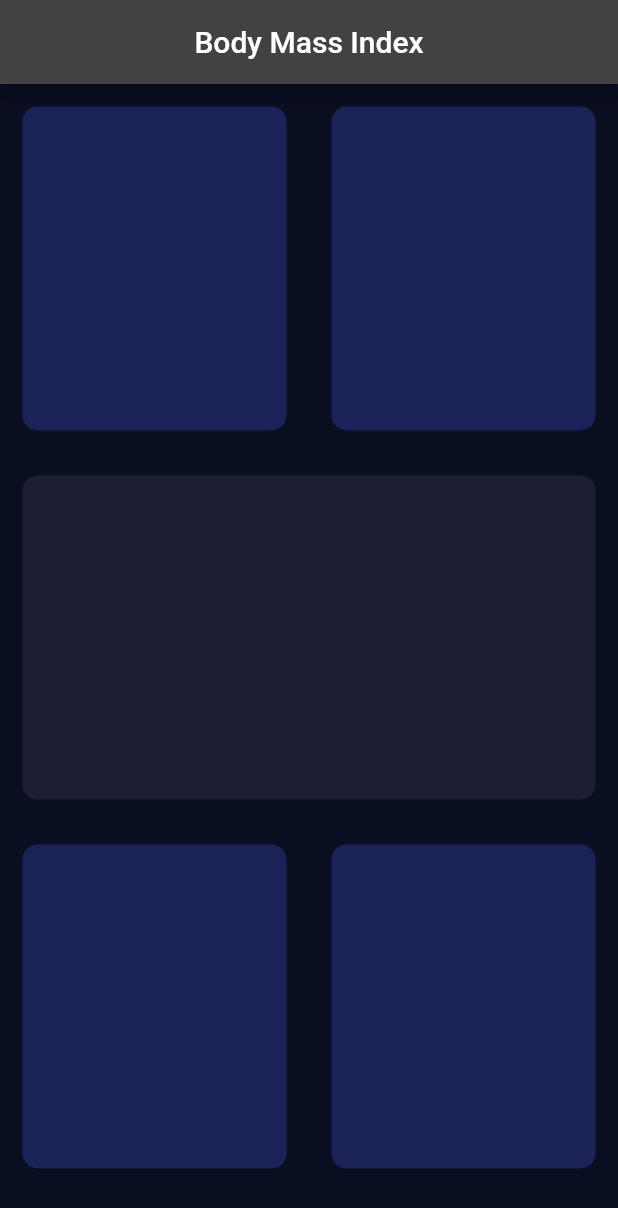
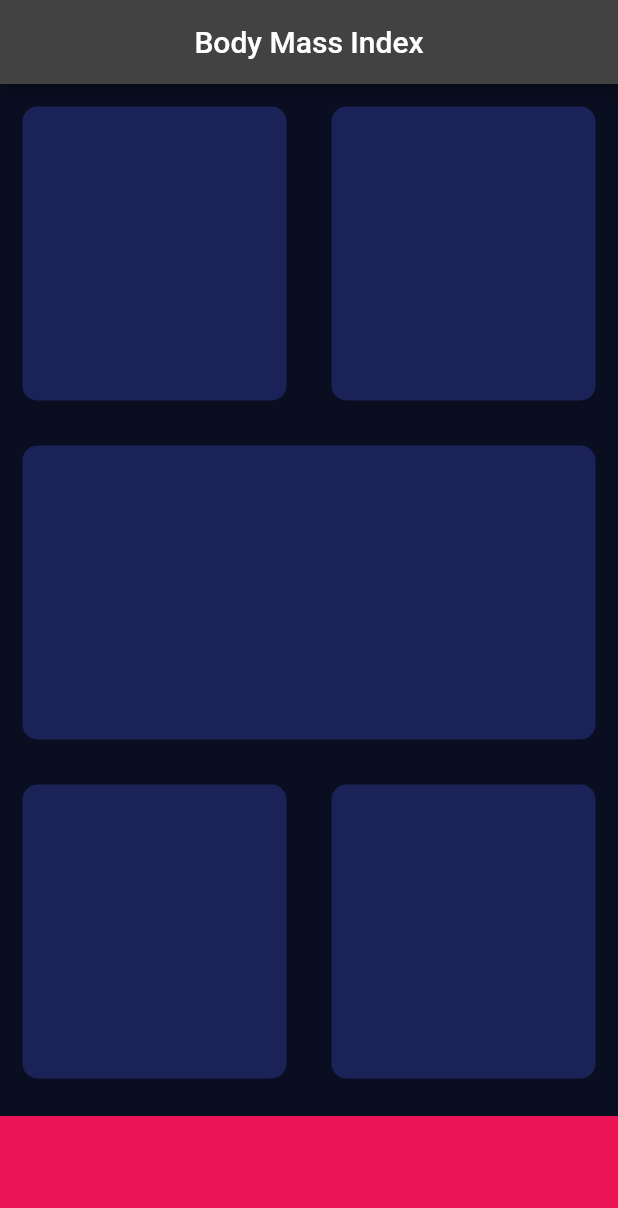
Before and after one commit to MaahiSinghGit/bmi_calculator_flutter, a Flutter app: the screen it shows after launch, on a phone screen of 412 x 824 dp. Shown: the top 1208 px of the screen. Run offline on Flutter 3.47's test engine with Material 2 defaults, Android fonts, the phone set to English and light mode, and no system bars.

Commit message:
Reusable Card with particuler colour

```diff
--- a/lib/InputPage.dart
+++ b/lib/InputPage.dart
@@ -1,6 +1,8 @@
 import 'package:flutter/material.dart';
 import 'ReusableCard.dart';
 
+const activecardcolor= Color(0xFF3F4F5DFF);
+const bottomcolor=Color(0xFFEB1555);
 class InputPage extends StatefulWidget {
   @override
   _InputPageState createState() => _InputPageState();
@@ -18,10 +20,10 @@ class _InputPageState extends State<InputPage> {
             child: Row(
               children: [
                 Expanded(
-                  child: ReusableCard(colour: Color(0xFF3F4F5DFF),),
+                  child: ReusableCard(colour: activecardcolor,),
                 ),
                 Expanded(
-                  child: ReusableCard(colour: Color(0xFF3F4F5DFF),),
+                  child: ReusableCard(colour:activecardcolor,),
                 )
               ],
             ),
@@ -30,7 +32,7 @@ class _InputPageState extends State<InputPage> {
               child: Row(
             children: [
               Expanded(
-                child:ReusableCard(colour: Color(0xFF1D1E33),),
+                child:ReusableCard(colour:activecardcolor,),
               ),
             ],
           )),
@@ -38,17 +40,18 @@ class _InputPageState extends State<InputPage> {
               child: Row(
             children: [
               Expanded(
-                child: ReusableCard(colour: Color(0xFF3F4F5DFF),),
+                child: ReusableCard(colour: activecardcolor,),
               ),
               Expanded(
-                child: ReusableCard(colour: Color(0xFF3F4F5DFF),),
+                child: ReusableCard(colour:activecardcolor,),
               ),
             ],
           )),
         Container(
-          color: Color(0xFFEB155),
-          margin: EdgeInsets.all(15.0),
+          color: bottomcolor,
+          margin: EdgeInsets.only(top: 10.0),
           width: double.infinity,
+          height: 80.0,
         ),
         ],
       ),
```
